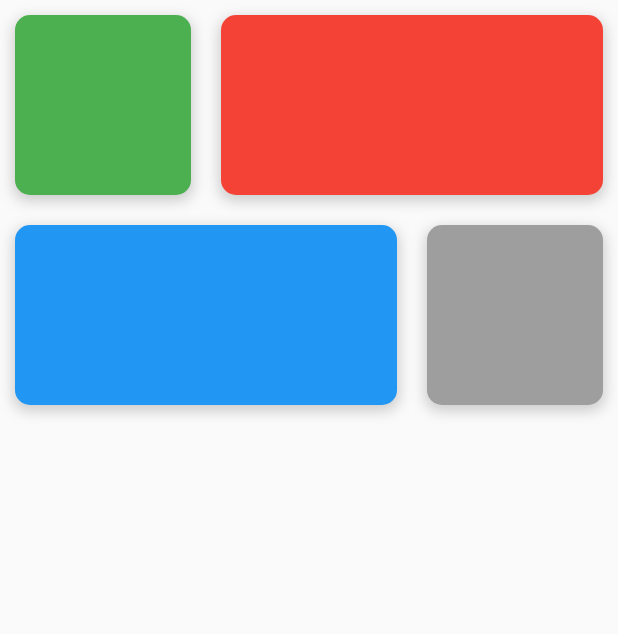
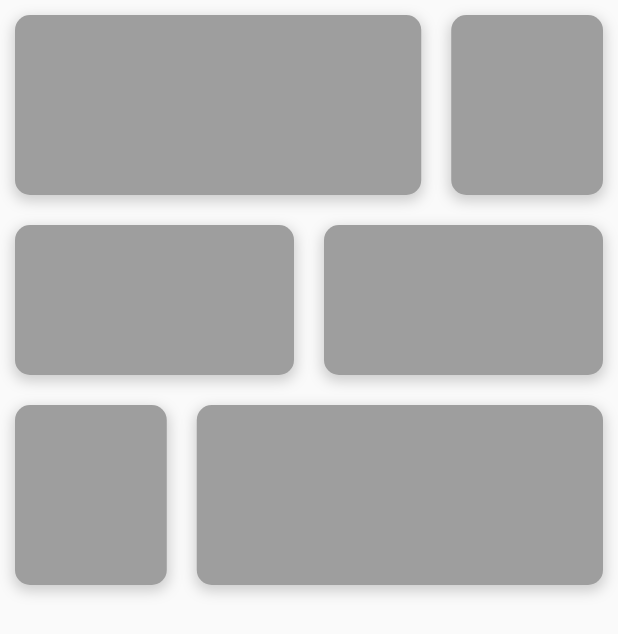
Before and after one commit to rikardro/HarmonyHub, a Flutter app: the screen it shows after launch, on a phone screen of 412 x 824 dp. Shown: the top 634 px of the screen. Run offline on Flutter 3.47's test engine with Material 2 defaults, Android fonts, the phone set to English and light mode, and no system bars.

Commit message:
Base cards layout

```diff
--- a/healthapp/lib/dashboard/dashboard_card.dart
+++ b/healthapp/lib/dashboard/dashboard_card.dart
@@ -1,9 +1,11 @@
 import 'package:flutter/material.dart';
 
 class DashboardCard extends StatefulWidget {
-  const DashboardCard({Key? key, this.flex = 1, this.color = Colors.white}) : super(key: key);
+  const DashboardCard({Key? key, this.flex = 1, this.color = Colors.white, this.height = 120, this.child}) : super(key: key);
   final int? flex;
   final Color? color;
+  final double? height;
+  final Widget? child;
 
   @override
   State<DashboardCard> createState() => _DashboardCardState();
@@ -16,7 +18,7 @@ class _DashboardCardState extends State<DashboardCard> {
       flex: widget.flex!,
       child: Container(
         margin: EdgeInsets.all(10),
-        height: 120,
+        height: widget.height,
         padding: const EdgeInsets.all(10),
         decoration: BoxDecoration(
           color: widget.color!,
@@ -30,7 +32,7 @@ class _DashboardCardState extends State<DashboardCard> {
             ),
           ],
         ),
-        child: Container(),
+        child: widget.child,
       ));
   }
 }
--- /dev/null
+++ b/healthapp/lib/dashboard/dashboard_cards/air_quality_card.dart
@@ -0,0 +1,14 @@
+import 'package:flutter/material.dart';
+import '../dashboard_card.dart';
+
+class AirQualityCard extends StatelessWidget {
+  const AirQualityCard({Key? key}) : super(key: key);
+
+  @override
+  Widget build(BuildContext context) {
+    return DashboardCard(
+      flex: 5, color: Colors.grey,
+      child: Container(), // CONTENT HERE
+    );
+  }
+}
--- /dev/null
+++ b/healthapp/lib/dashboard/dashboard_cards/caffeine_card.dart
@@ -0,0 +1,14 @@
+import 'package:flutter/material.dart';
+import '../dashboard_card.dart';
+
+class CaffeineCard extends StatelessWidget {
+  const CaffeineCard({Key? key}) : super(key: key);
+
+  @override
+  Widget build(BuildContext context) {
+    return DashboardCard(
+      flex: 12, color: Colors.grey,
+      child: Container(), // CONTENT HERE
+    );
+  }
+}
--- /dev/null
+++ b/healthapp/lib/dashboard/dashboard_cards/health_card.dart
@@ -0,0 +1,17 @@
+import 'package:flutter/material.dart';
+import '../dashboard_card.dart';
+
+class HealthCard extends StatelessWidget {
+  const HealthCard({Key? key, this.height = 100, this.flex = 1}) : super(key: key);
+  final double? height;
+  final int? flex;
+
+  @override
+  Widget build(BuildContext context) {
+    return DashboardCard(
+      height: height,
+      flex: flex, color: Colors.grey,
+      child: Container(), // CONTENT HERE
+    );
+  }
+}
--- /dev/null
+++ b/healthapp/lib/dashboard/dashboard_cards/weather_card.dart
@@ -0,0 +1,14 @@
+import 'package:flutter/material.dart';
+import '../dashboard_card.dart';
+
+class WeatherCard extends StatelessWidget {
+  const WeatherCard({Key? key}) : super(key: key);
+
+  @override
+  Widget build(BuildContext context) {
+    return DashboardCard(
+      flex: 12, color: Colors.grey,
+      child: Container(), // CONTENT HERE
+    );
+  }
+}
--- a/healthapp/lib/dashboard/dashboard_view.dart
+++ b/healthapp/lib/dashboard/dashboard_view.dart
@@ -1,4 +1,8 @@
 import 'package:flutter/material.dart';
+import 'package:healthapp/dashboard/dashboard_cards/air_quality_card.dart';
+import 'package:healthapp/dashboard/dashboard_cards/caffeine_card.dart';
+import 'package:healthapp/dashboard/dashboard_cards/health_card.dart';
+import 'package:healthapp/dashboard/dashboard_cards/weather_card.dart';
 import 'dashboard_card.dart';
 
 class DashboardView extends StatelessWidget {
@@ -11,16 +15,22 @@ class DashboardView extends StatelessWidget {
         children: [
           Row(
             children: [
-              DashboardCard(flex: 5, color: Colors.green,),
-              DashboardCard(flex: 10, color: Colors.red,),
+              WeatherCard(),
+              AirQualityCard()
             ],
           ),
           Row(
             children: [
-              DashboardCard(flex: 10, color: Colors.blue,),
-              DashboardCard(flex: 5, color: Colors.grey,),
+              HealthCard(),
+              HealthCard()
             ],
-          )
+          ),
+          Row(
+            children: [
+              HealthCard(flex: 5, height: 120,),
+              CaffeineCard()
+            ],
+          ),
         ],
       ),
     );
```
